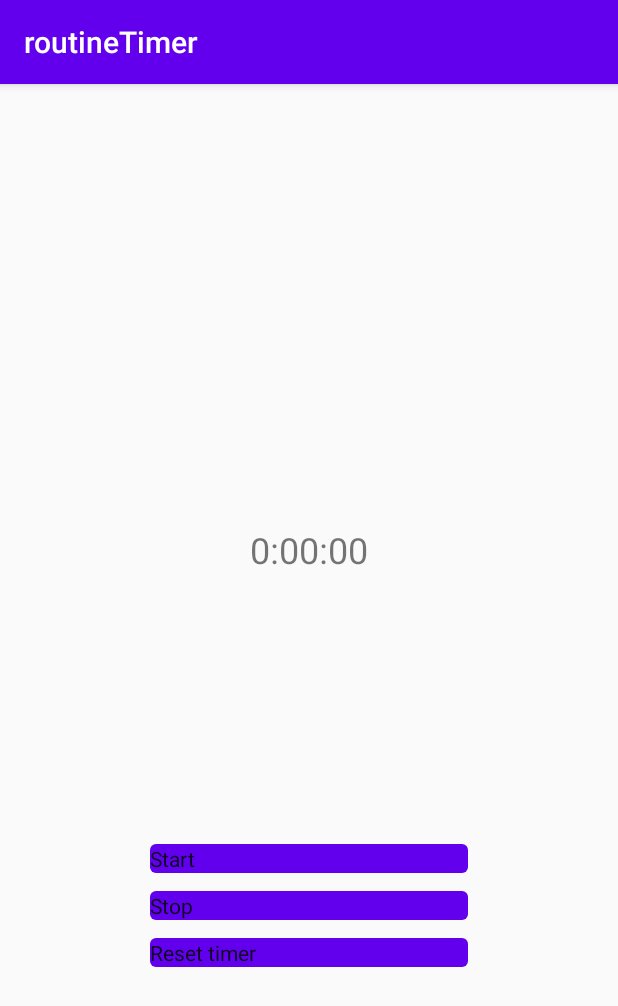
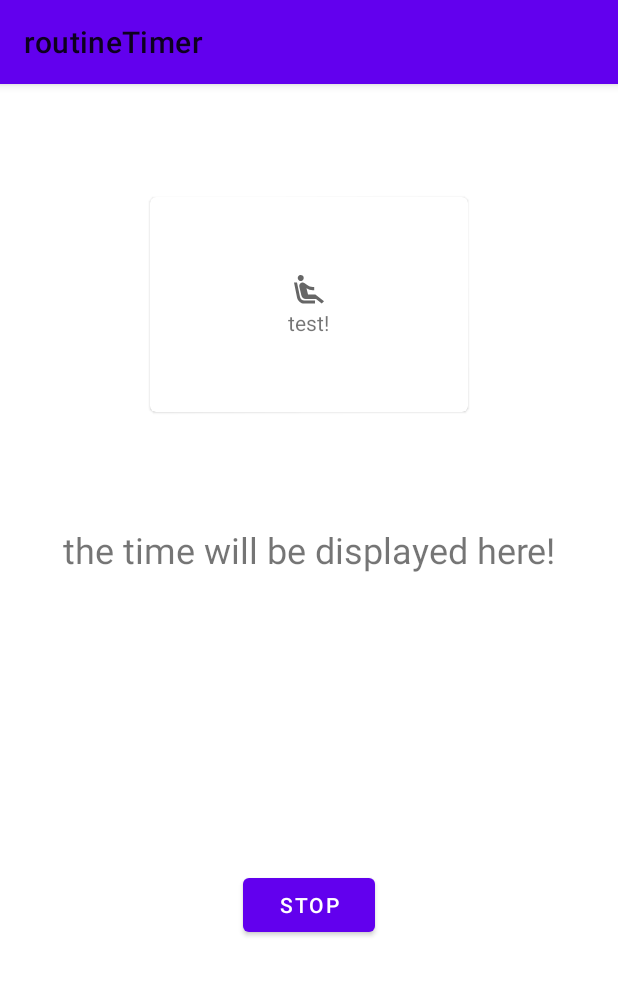
Before and after one commit to Threatening-Code-Comments/RoutineTimer, an Android app: the screen it shows after launch (MainActivity), on a phone screen of 412 x 824 dp. Shown: the top 1006 px of the screen. Run offline under Robolectric (Android 15) with nearby library versions, the phone set to English and light mode, and no system bars.

Commit message:
fiddled around with layout, etc

```diff
--- a/app/src/main/AndroidManifest.xml
+++ b/app/src/main/AndroidManifest.xml
@@ -8,7 +8,7 @@
         android:label="@string/app_name"
         android:roundIcon="@mipmap/ic_launcher_round"
         android:supportsRtl="true"
-        android:theme="@style/AppTheme">
+        android:theme="@style/Theme.MaterialComponents.DayNight">
         <activity android:name=".MainActivity">
             <intent-filter>
                 <action android:name="android.intent.action.MAIN" />
--- a/app/src/main/java/com/example/routinetimer/MainActivity.java
+++ b/app/src/main/java/com/example/routinetimer/MainActivity.java
@@ -30,6 +30,7 @@ public class MainActivity extends AppCompatActivity {
     protected void onCreate(Bundle savedInstanceState) {
         super.onCreate(savedInstanceState);
         setContentView(R.layout.activity_main);
+
         if (savedInstanceState != null) {
 
             // Get the previous state of the stopwatch
@@ -45,7 +46,7 @@ public class MainActivity extends AppCompatActivity {
                     = savedInstanceState
                     .getBoolean("wasRunning");
         }
-        runTimer();
+        // runTimer();
     }
 
     // Save the state of the stopwatch
--- /dev/null
+++ b/app/src/main/res/drawable/ic_sitting.xml
@@ -0,0 +1,10 @@
+<vector xmlns:android="http://schemas.android.com/apk/res/android"
+    android:width="24dp"
+    android:height="24dp"
+    android:tint="?attr/colorControlNormal"
+    android:viewportWidth="24"
+    android:viewportHeight="24">
+  <path
+      android:fillColor="@android:color/white"
+      android:pathData="M5.35,5.64c-0.9,-0.64 -1.12,-1.88 -0.49,-2.79 0.63,-0.9 1.88,-1.12 2.79,-0.49 0.9,0.64 1.12,1.88 0.49,2.79 -0.64,0.9 -1.88,1.12 -2.79,0.49zM16,19L8.93,19c-1.48,0 -2.74,-1.08 -2.96,-2.54L4,7L2,7l1.99,9.76C4.37,19.2 6.47,21 8.94,21L16,21v-2zM16.23,15h-4.88l-1.03,-4.1c1.58,0.89 3.28,1.54 5.15,1.22L15.47,9.99c-1.63,0.31 -3.44,-0.27 -4.69,-1.25L9.14,7.47c-0.23,-0.18 -0.49,-0.3 -0.76,-0.38 -0.32,-0.09 -0.66,-0.12 -0.99,-0.06h-0.02c-1.23,0.22 -2.05,1.39 -1.84,2.61l1.35,5.92C7.16,16.98 8.39,18 9.83,18h6.85l3.82,3 1.5,-1.5 -5.77,-4.5z" />
+</vector>
--- a/app/src/main/res/layout/activity_main.xml
+++ b/app/src/main/res/layout/activity_main.xml
@@ -18,35 +18,50 @@
         app:layout_constraintTop_toTopOf="parent"
         app:layout_constraintVertical_bias="0.4" />
 
-    <LinearLayout
+    <com.google.android.material.card.MaterialCardView
+        android:id="@+id/btn_mainActivity_start"
         android:layout_width="match_parent"
         android:layout_height="wrap_content"
         android:layout_margin="100sp"
+        android:checkable="true"
+        android:clickable="true"
+        android:elevation="10sp"
+        android:focusable="true"
+        app:layout_constraintBottom_toTopOf="@+id/tv_mainActivity_timeDisplay"
+        app:layout_constraintEnd_toEndOf="parent"
+        app:layout_constraintStart_toStartOf="parent"
+        app:layout_constraintTop_toTopOf="parent">
+
+        <LinearLayout
+            android:layout_width="match_parent"
+            android:layout_height="match_parent"
+            android:gravity="center"
             android:orientation="vertical"
-        app:layout_constraintBottom_toBottomOf="parent"
-        app:layout_constraintLeft_toLeftOf="parent"
-        app:layout_constraintRight_toRightOf="parent"
-        app:layout_constraintTop_toBottomOf="@+id/tv_mainActivity_timeDisplay">
+            android:padding="50sp">
 
-        <com.google.android.material.button.MaterialButton
-            android:id="@+id/btn_mainActivity_start"
-            android:layout_width="match_parent"
+            <com.google.android.material.imageview.ShapeableImageView
+                android:id="@+id/iv_MainActivity_nextButton"
+                android:layout_width="wrap_content"
                 android:layout_height="wrap_content"
-            android:text="@string/str_btn_mainActivity_start" />
+                app:srcCompat="@drawable/ic_sitting" />
+
+            <com.google.android.material.textview.MaterialTextView
+                android:id="@+id/tv_mainActivity_nextButton"
+                android:layout_width="wrap_content"
+                android:layout_height="wrap_content"
+                android:text="@string/str_tv_MainActivity_nextButton" />
+        </LinearLayout>
+    </com.google.android.material.card.MaterialCardView>
 
     <com.google.android.material.button.MaterialButton
         android:id="@+id/btn_mainActivity_stop"
-            android:layout_width="match_parent"
+        android:layout_width="wrap_content"
         android:layout_height="wrap_content"
-            android:text="@string/str_btn_mainActivity_stop" />
-
-        <com.google.android.material.button.MaterialButton
-            android:id="@+id/btn_mainActivity_reset"
-            android:layout_width="match_parent"
-            android:layout_height="wrap_content"
-            android:text="@string/str_btn_mainActivity_reset" />
-
-    </LinearLayout>
+        android:text="@string/str_btn_mainActivity_stop"
+        app:layout_constraintBottom_toBottomOf="parent"
+        app:layout_constraintEnd_toEndOf="parent"
+        app:layout_constraintStart_toStartOf="parent"
+        app:layout_constraintTop_toBottomOf="@+id/tv_mainActivity_timeDisplay" />
 
 
 </androidx.constraintlayout.widget.ConstraintLayout>
--- a/app/src/main/res/values/strings.xml
+++ b/app/src/main/res/values/strings.xml
@@ -8,4 +8,5 @@
     <string name="str_btn_mainActivity_reset">Reset timer</string>
 
     <string name="str_tv_mainActivity_display">the time will be displayed here!</string>
+    <string name="str_tv_MainActivity_nextButton">test!</string>
 </resources>
```
Lines whose indentation alone changed are shown as unchanged.
